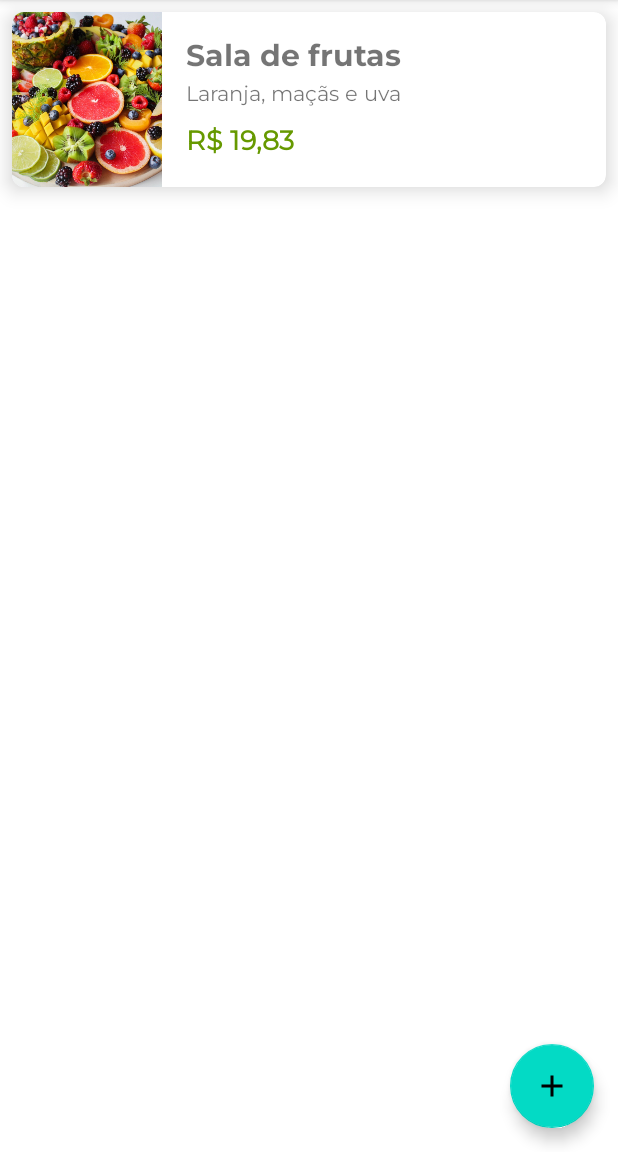
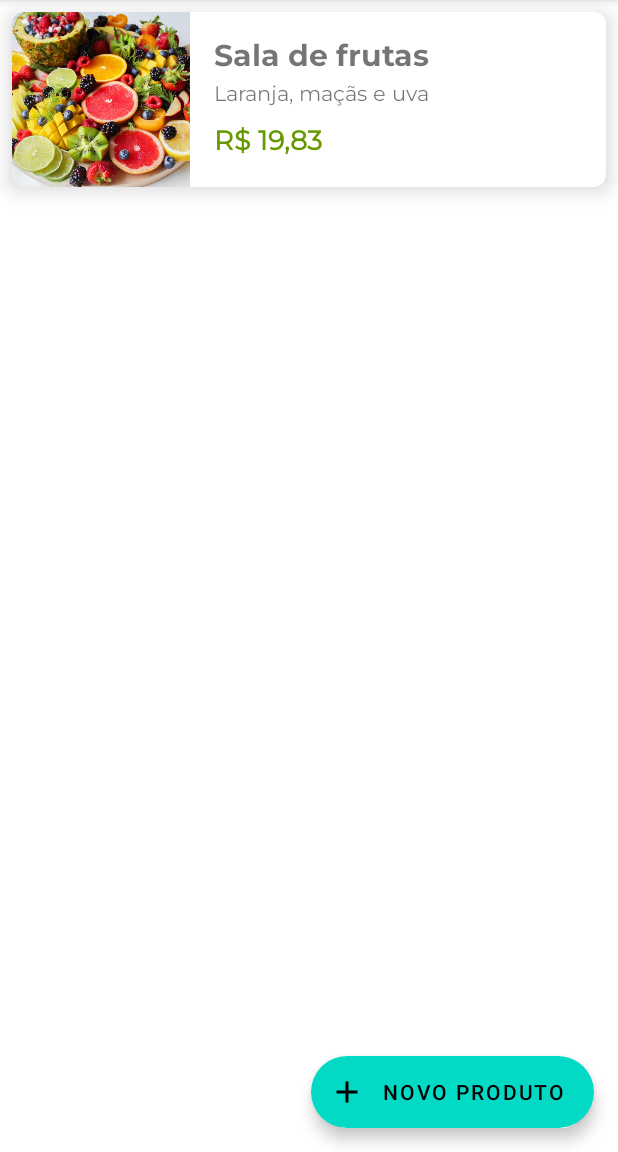
Before and after one commit to pedroabreudev/Alura_Kotlin_Android, an Android app: the screen it shows after launch (ListaProdutosActivity), on a phone screen of 412 x 824 dp, the part 84-1236 px from its top. Run offline under Robolectric (Android 15) with nearby library versions, the phone set to English and light mode, and no system bars.

Commit message:
feat: Extended FloatActionButton

```diff
--- a/Projeto/Orgs/app/src/main/res/layout/activity_lista_produtos.xml
+++ b/Projeto/Orgs/app/src/main/res/layout/activity_lista_produtos.xml
@@ -17,15 +17,16 @@
         app:layout_constraintTop_toTopOf="parent"
         tools:listitem="@layout/produto_item" />
 
-    <com.google.android.material.floatingactionbutton.FloatingActionButton
+    <com.google.android.material.floatingactionbutton.ExtendedFloatingActionButton
         android:id="@+id/activity_lista_produtos_fab"
         android:layout_width="wrap_content"
         android:layout_height="wrap_content"
+        android:layout_margin="16dp"
         android:clickable="true"
-        android:layout_margin="16dp"
         android:focusable="true"
+        android:text="novo produto"
+        app:icon="@drawable/ic_action_add"
         app:layout_constraintBottom_toBottomOf="parent"
-        app:layout_constraintEnd_toEndOf="parent"
-        app:srcCompat="@drawable/ic_action_add" />
+        app:layout_constraintEnd_toEndOf="parent" />
 
 </androidx.constraintlayout.widget.ConstraintLayout>
--- a/Projeto/Orgs/app/src/main/res/layout/produto_item.xml
+++ b/Projeto/Orgs/app/src/main/res/layout/produto_item.xml
@@ -58,9 +58,10 @@
 
         <ImageView
             android:id="@+id/imageView"
-            android:layout_width="100dp"
+            android:layout_width="0dp"
             android:layout_height="0dp"
             android:scaleType="centerCrop"
+            app:layout_constraintWidth_percent="0.3"
             app:layout_constraintBottom_toBottomOf="parent"
             app:layout_constraintEnd_toStartOf="@id/produto_item_nome"
             app:layout_constraintStart_toStartOf="parent"
```
